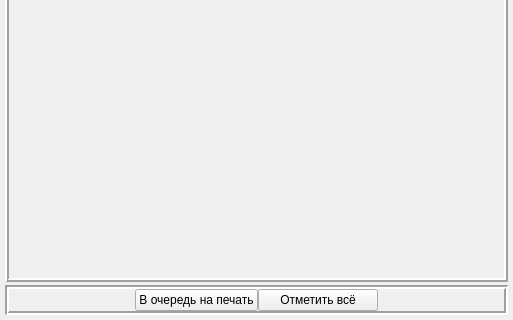
Old version of the form searcherwidget.ui in the repository bort-four/StudentHelper; both pictures show x 0 to 513 and y 179 to 499 of the 513 by 499 pixel window.
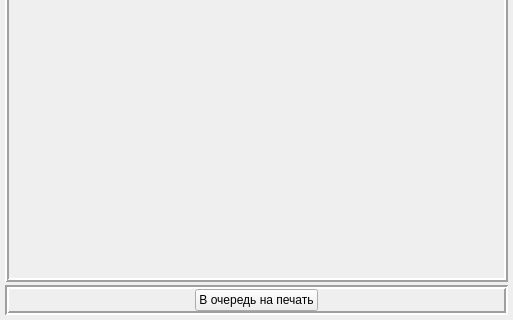
New version of the form.

Commit message: Searcher interface is updated, some printer bugs is fixed

Diff of the .ui file:
```diff
--- a/searcherwidget.ui
+++ b/searcherwidget.ui
@@ -308,57 +308,6 @@
         </property>
        </spacer>
       </item>
-      <item>
-       <widget class="QPushButton" name="printQueueButton">
-        <property name="sizePolicy">
-         <sizepolicy hsizetype="Fixed" vsizetype="Fixed">
-          <horstretch>0</horstretch>
-          <verstretch>0</verstretch>
-         </sizepolicy>
-        </property>
-        <property name="minimumSize">
-         <size>
-          <width>120</width>
-          <height>0</height>
-         </size>
-        </property>
-        <property name="maximumSize">
-         <size>
-          <width>130</width>
-          <height>16777215</height>
-         </size>
-        </property>
-        <property name="font">
-         <font>
-          <weight>50</weight>
-          <italic>false</italic>
-          <bold>false</bold>
-          <underline>false</underline>
-          <strikeout>false</strikeout>
-          <stylestrategy>PreferDefault</stylestrategy>
-          <kerning>true</kerning>
-         </font>
-        </property>
-        <property name="mouseTracking">
-         <bool>false</bool>
-        </property>
-        <property name="whatsThis">
-         <string/>
-        </property>
-        <property name="text">
-         <string>В очередь на печать</string>
-        </property>
-        <property name="autoDefault">
-         <bool>false</bool>
-        </property>
-        <property name="default">
-         <bool>false</bool>
-        </property>
-        <property name="flat">
-         <bool>false</bool>
-        </property>
-       </widget>
-      </item>
       <item>
        <widget class="QPushButton" name="selectAllButton">
         <property name="sizePolicy">
@@ -380,7 +329,7 @@
          </size>
         </property>
         <property name="text">
-         <string>Отметить всё</string>
+         <string>В очередь на печать</string>
         </property>
        </widget>
       </item>
```
The commit also changes 5 other files.
